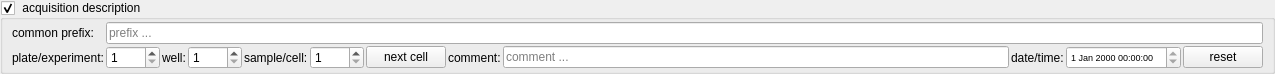
Before: the Qt Designer form plugins/spimb040/qfespimb040acquisitiondescription.ui in jkriege2/QuickFit3, drawn with Qt 5.
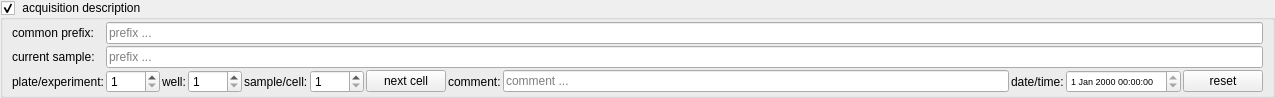
After: the same form once the commit is applied. Custom widgets are drawn as their Qt base class.

What changed in the file:
```diff
--- a/plugins/spimb040/qfespimb040acquisitiondescription.ui
+++ b/plugins/spimb040/qfespimb040acquisitiondescription.ui
@@ -44,7 +44,7 @@
       <property name="spacing">
        <number>2</number>
       </property>
-      <item row="1" column="7">
+      <item row="2" column="7">
        <widget class="QLabel" name="label_4">
         <property name="text">
          <string>comment:</string>
@@ -54,7 +54,7 @@
         </property>
        </widget>
       </item>
-      <item row="1" column="2">
+      <item row="2" column="2">
        <widget class="QLabel" name="label_2">
         <property name="text">
          <string>well:</string>
@@ -64,28 +64,28 @@
         </property>
        </widget>
       </item>
-      <item row="1" column="11">
+      <item row="2" column="11">
        <widget class="QPushButton" name="btnClearAll">
         <property name="text">
          <string>reset</string>
         </property>
        </widget>
       </item>
-      <item row="1" column="6">
+      <item row="2" column="6">
        <widget class="QPushButton" name="btnNextCell">
         <property name="text">
          <string>next cell</string>
         </property>
        </widget>
       </item>
-      <item row="1" column="8">
+      <item row="2" column="8">
        <widget class="QEnhancedLineEdit" name="edtComment">
         <property name="placeholderText">
          <string>comment ...</string>
         </property>
        </widget>
       </item>
-      <item row="1" column="0">
+      <item row="2" column="0">
        <widget class="QLabel" name="label">
         <property name="text">
          <string>plate/experiment:</string>
@@ -105,7 +105,7 @@
         </property>
        </widget>
       </item>
-      <item row="1" column="4">
+      <item row="2" column="4">
        <widget class="QLabel" name="label_3">
         <property name="text">
          <string>sample/cell:</string>
@@ -115,7 +115,7 @@
         </property>
        </widget>
       </item>
-      <item row="1" column="9">
+      <item row="2" column="9">
        <widget class="QLabel" name="label_5">
         <property name="text">
          <string>date/time:</string>
@@ -125,7 +125,7 @@
         </property>
        </widget>
       </item>
-      <item row="1" column="1">
+      <item row="2" column="1">
        <widget class="QSpinBox" name="spinPlate">
         <property name="minimum">
          <number>1</number>
@@ -135,7 +135,7 @@
         </property>
        </widget>
       </item>
-      <item row="1" column="3">
+      <item row="2" column="3">
        <widget class="QSpinBox" name="spinWell">
         <property name="minimum">
          <number>1</number>
@@ -145,7 +145,7 @@
         </property>
        </widget>
       </item>
-      <item row="1" column="5">
+      <item row="2" column="5">
        <widget class="QSpinBox" name="spinCell">
         <property name="minimum">
          <number>1</number>
@@ -155,7 +155,7 @@
         </property>
        </widget>
       </item>
-      <item row="1" column="10">
+      <item row="2" column="10">
        <widget class="QDateTimeEdit" name="edtDateTime">
         <property name="font">
          <font>
@@ -174,6 +174,23 @@
         </property>
        </widget>
       </item>
+      <item row="1" column="0">
+       <widget class="QLabel" name="label_7">
+        <property name="text">
+         <string>current sample:</string>
+        </property>
+        <property name="buddy">
+         <cstring>edtCurrentSampleName</cstring>
+        </property>
+       </widget>
+      </item>
+      <item row="1" column="1" colspan="11">
+       <widget class="QEnhancedLineEdit" name="edtCurrentSampleName">
+        <property name="placeholderText">
+         <string>prefix ...</string>
+        </property>
+       </widget>
+      </item>
      </layout>
     </widget>
    </item>
```
Left out of the diff: 14 changed lines with no effect on the pictures.
